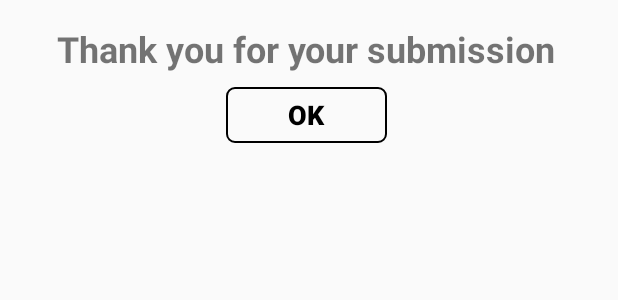
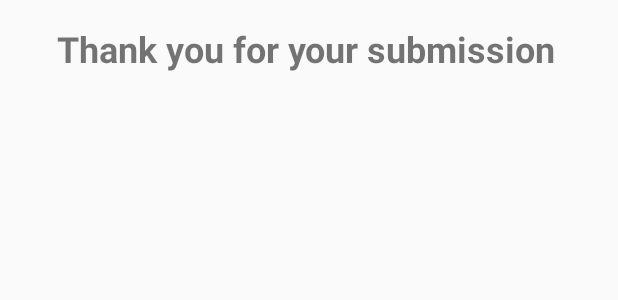
Before and after one commit to yiyang1016/fyp, an Android app: the layout customer_review_submission.xml on its own in the app's theme, with its tools: preview values and no code run, on a phone screen of 412 x 824 dp. Shown: the top 300 px of the screen. Run offline under Robolectric (Android 15) with nearby library versions, the phone set to English and light mode, and no system bars.

Commit message:
customer_review

```diff
--- a/app/src/main/res/layout/customer_review_submission.xml
+++ b/app/src/main/res/layout/customer_review_submission.xml
@@ -14,31 +14,15 @@
         android:layout_marginStart="1dp"
         android:layout_marginTop="16dp"
         android:layout_marginEnd="1dp"
+        android:layout_marginBottom="15dp"
         android:gravity="center"
         android:text="Thank you for your submission"
         android:textSize="24sp"
         android:textStyle="bold"
+        app:layout_constraintBottom_toBottomOf="parent"
         app:layout_constraintEnd_toEndOf="parent"
         app:layout_constraintHorizontal_bias="0.333"
         app:layout_constraintStart_toStartOf="parent"
         app:layout_constraintTop_toTopOf="parent" />
 
-    <Button
-        android:id="@+id/okBtn"
-        android:layout_width="107dp"
-        android:layout_height="37dp"
-        android:layout_marginTop="10dp"
-        android:layout_marginBottom="16dp"
-        android:background="@drawable/review_button"
-        android:gravity="center"
-        android:text="OK"
-        android:textColor="#000000"
-        android:textSize="18sp"
-        android:textStyle="bold"
-        app:layout_constraintBottom_toBottomOf="parent"
-        app:layout_constraintEnd_toEndOf="parent"
-        app:layout_constraintHorizontal_bias="0.501"
-        app:layout_constraintStart_toStartOf="parent"
-        app:layout_constraintTop_toBottomOf="@+id/textView"
-        app:layout_constraintVertical_bias="1.0" />
 </androidx.constraintlayout.widget.ConstraintLayout>
```
Also changed, not shown: app/src/main/java/com/example/covid_19shoppingcentre/MainActivity.kt (+20 -11 lines).
